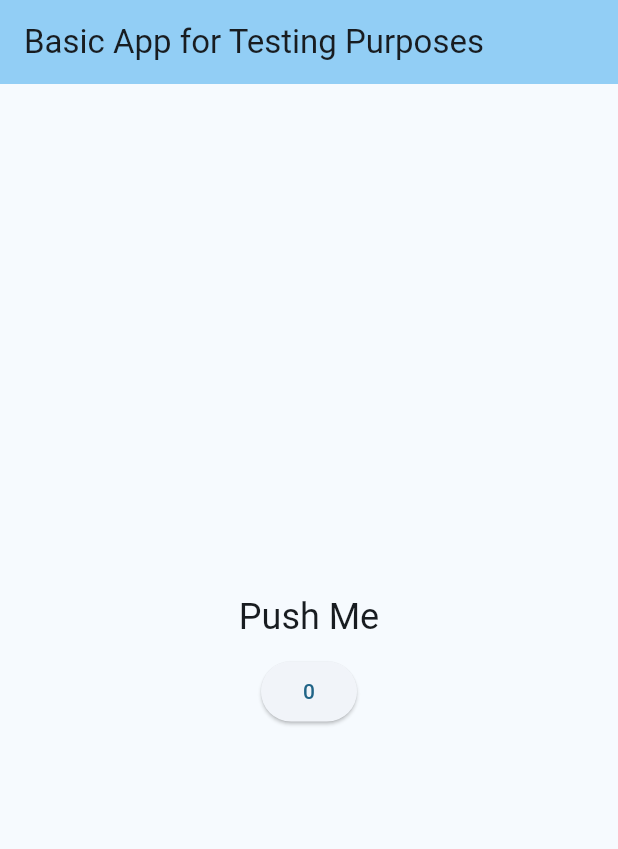
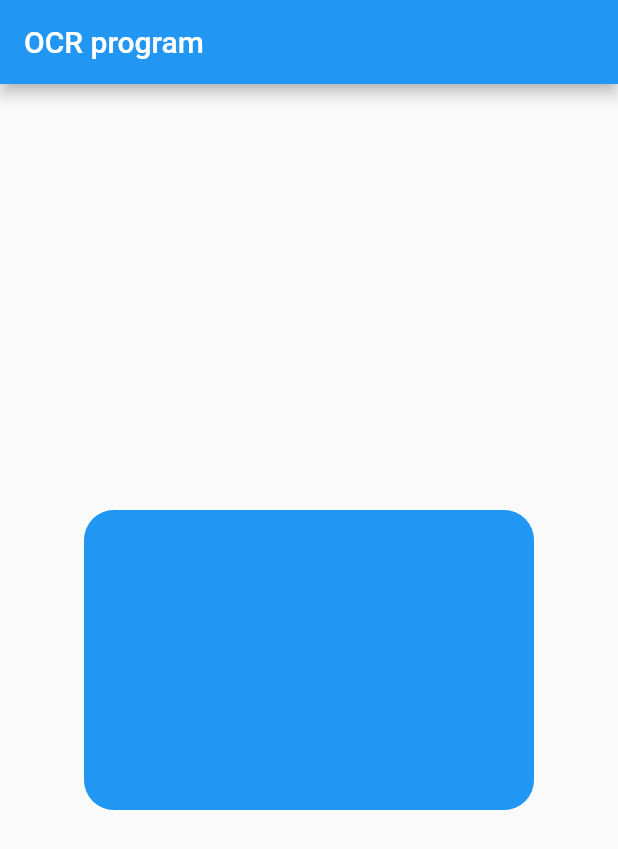
Before and after one commit to RadioArsenic/id-data-extractor, a Flutter app: the screen it shows after launch, on a phone screen of 412 x 824 dp. Shown: the top 849 px of the screen. Run offline on Flutter 3.47's test engine with Material 2 defaults, Android fonts, the phone set to English and light mode, and no system bars; network calls fail.

Commit message:
api calls from flutter
- attempt at getting camera permissions and getting it to run in flutter app
- making api call from flutter app (to a api website)

```diff
--- a/flutter_application/lib/main.dart
+++ b/flutter_application/lib/main.dart
@@ -1,121 +1,65 @@
 import 'package:flutter/material.dart';
+import 'package:http/http.dart' as http;
+
 
 void main() {
   runApp(const MyApp());
 }
 
 class MyApp extends StatelessWidget {
-  const MyApp({super.key});
+  const MyApp({Key? key}) : super(key: key);
 
   // This widget is the root of your application.
   @override
   Widget build(BuildContext context) {
     return MaterialApp(
-      title: 'Flutter Demo',
-      theme: ThemeData(
-        // This is the theme of your application.
-        //
-        // TRY THIS: Try running your application with "flutter run". You'll see
-        // the application has a blue toolbar. Then, without quitting the app,
-        // try changing the seedColor in the colorScheme below to Colors.green
-        // and then invoke "hot reload" (save your changes or press the "hot
-        // reload" button in a Flutter-supported IDE, or press "r" if you used
-        // the command line to start the app).
-        //
-        // Notice that the counter didn't reset back to zero; the application
-        // state is not lost during the reload. To reset the state, use hot
-        // restart instead.
-        //
-        // This works for code too, not just values: Most code changes can be
-        // tested with just a hot reload.
-        colorScheme: ColorScheme.fromSeed(
-            seedColor: const Color.fromARGB(255, 168, 205, 232)),
-        useMaterial3: true,
-      ),
-      home: const MyHomePage(title: 'Basic App for Testing Purposes'),
+      debugShowCheckedModeBanner: false,
+      theme: ThemeData(primarySwatch: Colors.blue),
+      home: HomeScreen(),
     );
   }
 }
 
-class MyHomePage extends StatefulWidget {
-  const MyHomePage({super.key, required this.title});
+String stringResponse = "";
 
-  // This widget is the home page of your application. It is stateful, meaning
-  // that it has a State object (defined below) that contains fields that affect
-  // how it looks.
-
-  // This class is the configuration for the state. It holds the values (in this
-  // case the title) provided by the parent (in this case the App widget) and
-  // used by the build method of the State. Fields in a Widget subclass are
-  // always marked "final".
-
-  final String title;
+class HomeScreen extends StatefulWidget {
+  const HomeScreen({Key? key}) : super(key: key);
 
   @override
-  State<MyHomePage> createState() => _MyHomePageState();
+  _HomeScreenState createState() => _HomeScreenState();
 }
 
-class _MyHomePageState extends State<MyHomePage> {
-  int _counter = 0;
+class _HomeScreenState extends State<HomeScreen> {
+  Future apicall() async {
+    http.Response response;
+    response = await http.get(Uri.parse("https://reqres.in/api/users?page=2"));
+    if (response.statusCode == 200) {
+      setState(() {
+        stringResponse = response.body;
+      });
+    }
+  }
 
-  void _incrementCounter() {
-    setState(() {
-      // This call to setState tells the Flutter framework that something has
-      // changed in this State, which causes it to rerun the build method below
-      // so that the display can reflect the updated values. If we changed
-      // _counter without calling setState(), then the build method would not be
-      // called again, and so nothing would appear to happen.
-      _counter++;
-    });
+  @override
+  void initState() {
+    apicall();
+    super.initState();
   }
 
   @override
   Widget build(BuildContext context) {
-    // This method is rerun every time setState is called, for instance as done
-    // by the _incrementCounter method above.
-    //
-    // The Flutter framework has been optimized to make rerunning build methods
-    // fast, so that you can just rebuild anything that needs updating rather
-    // than having to individually change instances of widgets.
     return Scaffold(
-      appBar: AppBar(
-        // TRY THIS: Try changing the color here to a specific color (to
-        // Colors.amber, perhaps?) and trigger a hot reload to see the AppBar
-        // change color while the other colors stay the same.
-        backgroundColor: Theme.of(context).colorScheme.inversePrimary,
-        // Here we take the value from the MyHomePage object that was created by
-        // the App.build method, and use it to set our appbar title.
-        title: Text(widget.title),
+      appBar: AppBar(title: Text("OCR program")),
+      body: Center(
+        child: Container(
+            height: 200,
+            width: 300,
+            decoration: BoxDecoration(
+                borderRadius: BorderRadius.circular(20), color: Colors.blue),
+            child: Center(
+              child: Text(stringResponse.toString()),
+            )),
       ),
-      body: Center(
-        // Center is a layout widget. It takes a single child and positions it
-        // in the middle of the parent.
-        child: Column(
-          // Column is also a layout widget. It takes a list of children and
-          // arranges them vertically. By default, it sizes itself to fit its
-          // children horizontally, and tries to be as tall as its parent.
-          //
-          // Column has various properties to control how it sizes itself and
-          // how it positions its children. Here we use mainAxisAlignment to
-          // center the children vertically; the main axis here is the vertical
-          // axis because Columns are vertical (the cross axis would be
-          // horizontal).
-          //
-          // TRY THIS: Invoke "debug painting" (choose the "Toggle Debug Paint"
-          // action in the IDE, or press "p" in the console), to see the
-          // wireframe for each widget.
-          mainAxisAlignment: MainAxisAlignment.center,
-          children: <Widget>[
-            Text(
-              'Push Me',
-              style: Theme.of(context).textTheme.headlineSmall,
-            ),
-            const SizedBox(height: 10),
-            ElevatedButton(
-                onPressed: _incrementCounter, child: Text('$_counter')),
-          ],
-        ),
-      ), // This trailing comma makes auto-formatting nicer for build methods.
     );
   }
 }
```
Also changed, not shown: flutter_application/pubspec.yaml (+6 -1 lines), flutter_application/pubspec.lock, 16 other files.
